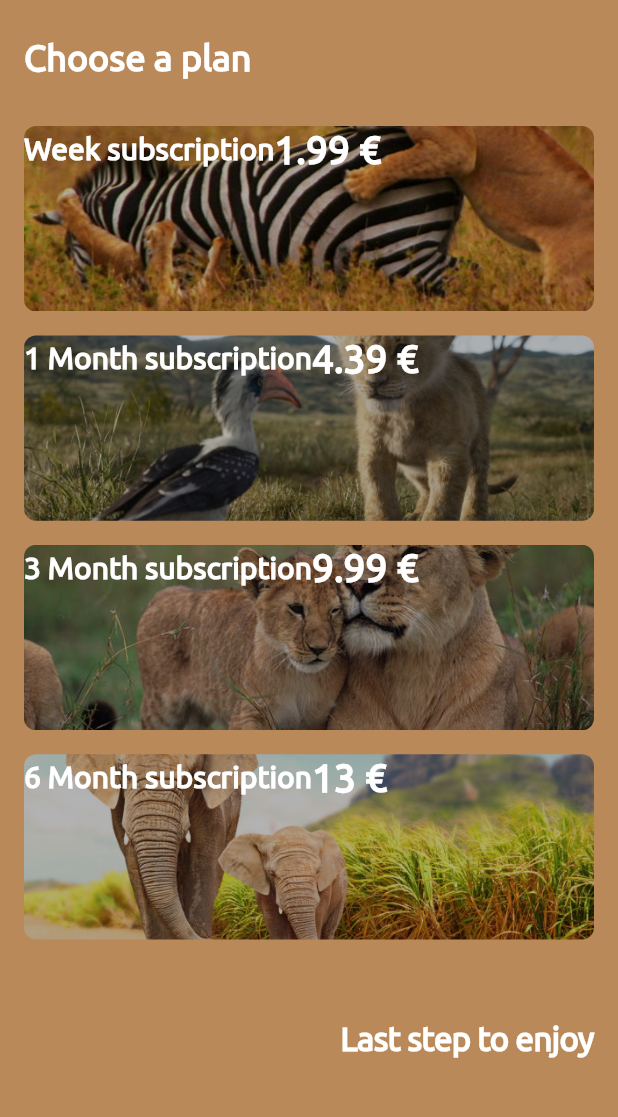
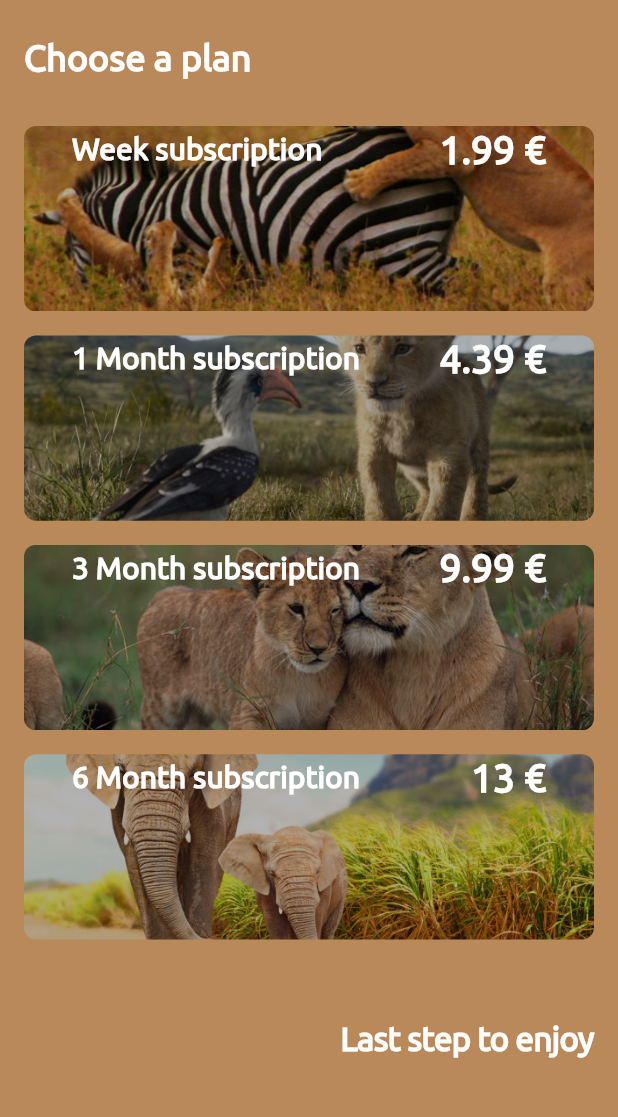
Before and after one commit to dagonco/flutter_savage_workshop, a Flutter app: the ChoosePlanScreen screen opened directly, on a phone screen of 412 x 824 dp, the part 114-1231 px from its top. Run offline on Flutter 3.47's test engine with Material 2 defaults, Android fonts, the phone set to English and light mode, and no system bars.

Commit message:
Distance each text from each other and from the container that contains them

```diff
--- a/lib/screens/choose_plan/subscription_container.dart
+++ b/lib/screens/choose_plan/subscription_container.dart
@@ -34,18 +34,22 @@ class SubscriptionContainer extends StatelessWidget {
               ),
             ),
           ),
-          Row(
+          Padding(
+            padding: EdgeInsets.symmetric(horizontal: 32.0),
+            child: Row(
               children: <Widget>[
                 Text(
                   text,
                   style: TextStyles.subscriptionTextStyle,
                 ),
+                Spacer(),
                 Text(
                   "$amount €",
                   style: TextStyles.subscriptionAmountTextStyle,
                 ),
               ],
             ),
+          ),
         ],
       ),
     );
```
Lines whose indentation alone changed are shown as unchanged.
